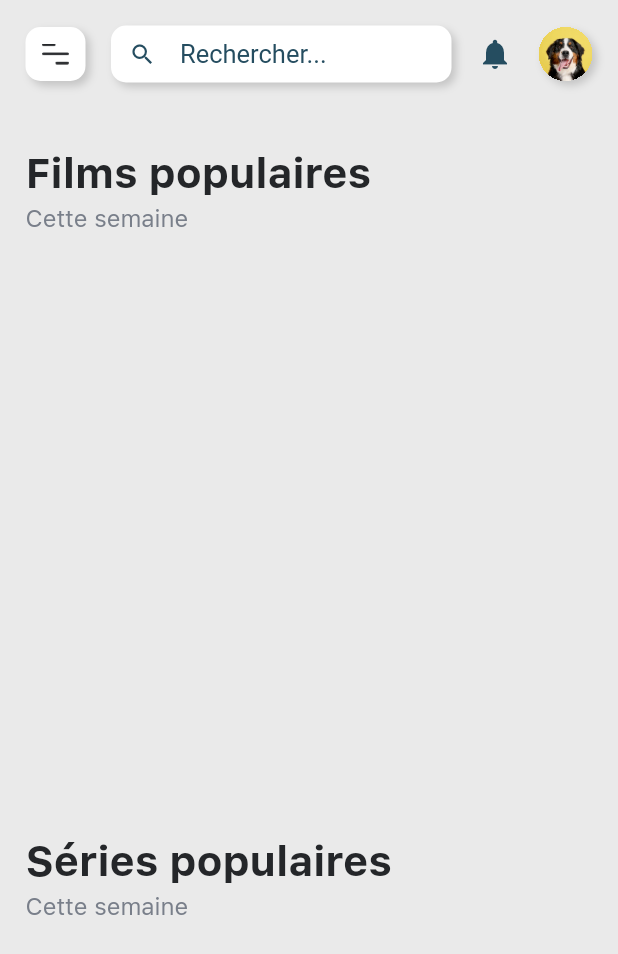
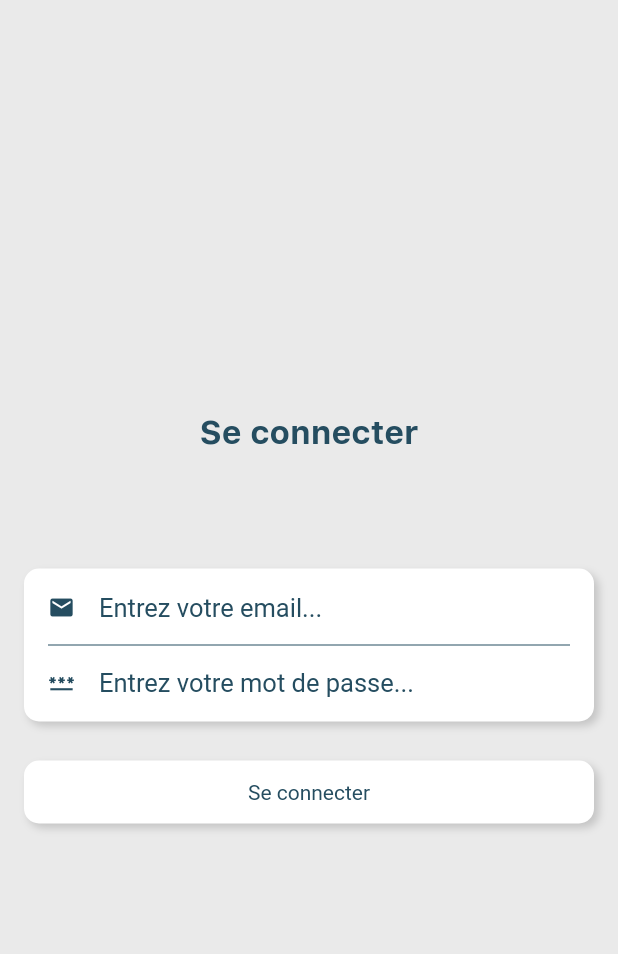
Before and after one commit to trans-dam/hepl_dam_movies, a Flutter app: the screen it shows after launch, on a phone screen of 412 x 824 dp. Shown: the top 954 px of the screen. Run offline on Flutter 3.47's test engine with Material 2 defaults, Android fonts, the phone set to English and light mode, and no system bars; our stand-ins replace firebase_auth, firebase_core, percent_indicator; accounts and stored records are empty.

Commit message:
:tada: Login Screen

```diff
--- a/lib/cards/media_card.dart
+++ b/lib/cards/media_card.dart
@@ -1,9 +1,9 @@
+import 'package:Movies/cards/media_rate.dart';
+import 'package:Movies/models/media.dart';
+import 'package:Movies/styles/constants.dart';
 import 'package:flutter/material.dart';
 import 'package:intl/date_symbol_data_local.dart';
 import 'package:intl/intl.dart';
-import 'package:movies_2021_2022/cards/media_rate.dart';
-import 'package:movies_2021_2022/models/media.dart';
-import 'package:movies_2021_2022/styles/constants.dart';
 
 import 'media_picture.dart';
 
--- a/lib/cards/media_picture.dart
+++ b/lib/cards/media_picture.dart
@@ -1,6 +1,6 @@
+import 'package:Movies/styles/constants.dart';
 import 'package:flutter/cupertino.dart';
 import 'package:flutter/material.dart';
-import 'package:movies_2021_2022/styles/constants.dart';
 
 class MediaPicture extends StatelessWidget {
   final String _moviePath;
--- a/lib/cards/media_rate.dart
+++ b/lib/cards/media_rate.dart
@@ -1,5 +1,5 @@
+import 'package:Movies/styles/constants.dart';
 import 'package:flutter/material.dart';
-import 'package:movies_2021_2022/styles/constants.dart';
 import 'package:percent_indicator/circular_percent_indicator.dart';
 
 class MediaRate extends StatelessWidget {
--- a/lib/main.dart
+++ b/lib/main.dart
@@ -1,7 +1,8 @@
+import 'package:Movies/screens/login_screen.dart';
+import 'package:Movies/styles/constants.dart';
+import 'package:firebase_core/firebase_core.dart';
 import 'package:flutter/cupertino.dart';
 import 'package:flutter/material.dart';
-import 'package:movies_2021_2022/screens/home_screen.dart';
-import 'package:movies_2021_2022/styles/constants.dart';
 
 void main() {
   runApp(const MyApp());
@@ -13,9 +14,16 @@ class MyApp extends StatelessWidget {
   // This widget is the root of your application.
   @override
   Widget build(BuildContext context) {
+    return FutureBuilder(
+      future: Firebase.initializeApp(),
+      builder: (context, snapshot) {
+        if (snapshot.hasError) {
+          print(snapshot.error);
+        }
+        if (snapshot.connectionState == ConnectionState.done) {
           return MaterialApp(
             debugShowCheckedModeBanner: false,
-      title: 'Flutter Demo',
+            title: 'Movies',
             theme: ThemeData(
               cupertinoOverrideTheme: const CupertinoThemeData(
                 primaryColor: kMainTextColor,
@@ -24,10 +32,20 @@ class MyApp extends StatelessWidget {
                   const TextSelectionThemeData(cursorColor: kMainTextColor),
               primaryColor: kMainTextColor,
             ),
-      home: const Scaffold(
+            home: Scaffold(
               backgroundColor: kMainBackgroundColor,
-        body: HomeScreen(),
+              body: LoginScreen(),
+            ),
+          );
+        } else {
+          return MaterialApp(
+            debugShowCheckedModeBanner: false,
+            home: Scaffold(
+              body: Container(),
             ),
           );
         }
+      },
+    );
   }
+}
--- a/lib/models/data_item.dart
+++ b/lib/models/data_item.dart
@@ -1,5 +1,5 @@
+import 'package:Movies/styles/constants.dart';
 import 'package:flutter/material.dart';
-import 'package:movies_2021_2022/styles/constants.dart';
 
 class MenuItemData {
   final String _name;
--- a/lib/partials/avatar.dart
+++ b/lib/partials/avatar.dart
@@ -1,5 +1,5 @@
+import 'package:Movies/styles/constants.dart';
 import 'package:flutter/material.dart';
-import 'package:movies_2021_2022/styles/constants.dart';
 
 class Avatar extends StatelessWidget {
   const Avatar({Key? key}) : super(key: key);
@@ -12,7 +12,7 @@ class Avatar extends StatelessWidget {
         borderRadius: BorderRadius.all(Radius.circular(24)),
         boxShadow: kBoxShadowItem,
       ),
-      child: Image(
+      child: const Image(
         image: AssetImage('assets/img/profile.jpg'),
         width: kDefaultWidth,
         height: kDefaultWidth,
--- a/lib/partials/navbar/burger_menu.dart
+++ b/lib/partials/navbar/burger_menu.dart
@@ -1,5 +1,5 @@
+import 'package:Movies/styles/constants.dart';
 import 'package:flutter/material.dart';
-import 'package:movies_2021_2022/styles/constants.dart';
 
 class BurgerMenu extends StatefulWidget {
   const BurgerMenu({Key? key}) : super(key: key);
@@ -11,20 +11,25 @@ class BurgerMenu extends StatefulWidget {
 class _BurgerMenuState extends State<BurgerMenu> {
   @override
   Widget build(BuildContext context) {
-    return Container(
+    return GestureDetector(
+      onTap: () {
+        print("Bonjour");
+      },
+      child: Container(
         decoration: BoxDecoration(
           color: Colors.white,
           borderRadius: kBorderRadiusItem,
           boxShadow: kBoxShadowItem,
         ),
-      child: Padding(
-        padding: const EdgeInsets.symmetric(horizontal: 5, vertical: 11),
+        child: const Padding(
+          padding: EdgeInsets.symmetric(horizontal: 5, vertical: 11),
           child: Image(
             width: 30,
             height: 14,
             image: AssetImage('assets/icons/icon-sidebar.png'),
           ),
         ),
+      ),
     );
   }
 }
--- a/lib/partials/navbar/nav_bar.dart
+++ b/lib/partials/navbar/nav_bar.dart
@@ -1,6 +1,6 @@
+import 'package:Movies/partials/navbar/search_field.dart';
+import 'package:Movies/styles/constants.dart';
 import 'package:flutter/material.dart';
-import 'package:movies_2021_2022/partials/navbar/search_field.dart';
-import 'package:movies_2021_2022/styles/constants.dart';
 
 import '../avatar.dart';
 import 'burger_menu.dart';
@@ -18,7 +18,7 @@ class _NavBarState extends State<NavBar> {
     return Padding(
       padding: const EdgeInsets.all(kDefaultSpacer),
       child: Row(
-        children: [
+        children: const [
           BurgerMenu(),
           SizedBox(
             width: kDefaultSpacer,
--- a/lib/partials/navbar/search_field.dart
+++ b/lib/partials/navbar/search_field.dart
@@ -1,5 +1,5 @@
+import 'package:Movies/styles/constants.dart';
 import 'package:flutter/material.dart';
-import 'package:movies_2021_2022/styles/constants.dart';
 
 class SearchField extends StatefulWidget {
   const SearchField({Key? key}) : super(key: key);
@@ -23,7 +23,7 @@ class _SearchFieldState extends State<SearchField> {
           onChanged: (text) {
             print(text);
           },
-          decoration: InputDecoration(
+          decoration: const InputDecoration(
             contentPadding: EdgeInsets.all(0),
             isDense: true,
             border: InputBorder.none,
--- a/lib/partials/sidebar/menu_item.dart
+++ b/lib/partials/sidebar/menu_item.dart
@@ -1,6 +1,6 @@
+import 'package:Movies/models/data_item.dart';
+import 'package:Movies/styles/constants.dart';
 import 'package:flutter/material.dart';
-import 'package:movies_2021_2022/models/data_item.dart';
-import 'package:movies_2021_2022/styles/constants.dart';
 
 class MenuItem extends StatelessWidget {
   final MenuItemData _menuItemData;
--- a/lib/partials/sliders/media_slider.dart
+++ b/lib/partials/sliders/media_slider.dart
@@ -1,9 +1,9 @@
 import 'dart:convert';
 
+import 'package:Movies/models/media.dart';
+import 'package:Movies/styles/constants.dart';
 import 'package:flutter/material.dart';
 import 'package:http/http.dart' as http;
-import 'package:movies_2021_2022/models/media.dart';
-import 'package:movies_2021_2022/styles/constants.dart';
 
 import '../../cards/media_card.dart';
 
--- a/lib/screens/home_screen.dart
+++ b/lib/screens/home_screen.dart
@@ -1,7 +1,7 @@
+import 'package:Movies/partials/navbar/nav_bar.dart';
+import 'package:Movies/partials/sliders/media_slider.dart';
+import 'package:Movies/styles/constants.dart';
 import 'package:flutter/material.dart';
-import 'package:movies_2021_2022/partials/navbar/nav_bar.dart';
-import 'package:movies_2021_2022/partials/sliders/media_slider.dart';
-import 'package:movies_2021_2022/styles/constants.dart';
 
 class HomeScreen extends StatefulWidget {
   const HomeScreen({Key? key}) : super(key: key);
@@ -27,7 +27,8 @@ class _HomePageState extends State<HomeScreen> {
 
   @override
   Widget build(BuildContext context) {
-    return SafeArea(
+    return Scaffold(
+      body: SafeArea(
         bottom: false,
         child: SingleChildScrollView(
           child: Column(
@@ -42,6 +43,7 @@ class _HomePageState extends State<HomeScreen> {
             ],
           ),
         ),
+      ),
     );
   }
 }
--- /dev/null
+++ b/lib/screens/login_screen.dart
@@ -0,0 +1,132 @@
+import 'package:Movies/styles/constants.dart';
+import 'package:firebase_auth/firebase_auth.dart';
+import 'package:flutter/cupertino.dart';
+import 'package:flutter/material.dart';
+
+class LoginScreen extends StatefulWidget {
+  const LoginScreen({Key? key}) : super(key: key);
+
+  @override
+  _LoginScreenState createState() => _LoginScreenState();
+}
+
+class _LoginScreenState extends State<LoginScreen> {
+  late String _email;
+  late String _password;
+
+  final _auth = FirebaseAuth.instance;
+
+  @override
+  void initState() {
+    // TODO: implement initState
+    super.initState();
+  }
+
+  @override
+  Widget build(BuildContext context) {
+    return Column(
+      mainAxisAlignment: MainAxisAlignment.center,
+      crossAxisAlignment: CrossAxisAlignment.center,
+      children: [
+        Text(
+          "Se connecter",
+          style: kTitle1Style,
+        ),
+        SizedBox(
+          height: kVerticalSpacer * 3,
+        ),
+        Container(
+          margin: const EdgeInsets.only(
+              left: kHorizontalSpace,
+              right: kHorizontalSpace,
+              bottom: kVerticalSpacer),
+          padding: const EdgeInsets.symmetric(
+              horizontal: kHorizontalSpace, vertical: kHorizontalSpace),
+          decoration: BoxDecoration(
+            color: Colors.white,
+            borderRadius: kBorderRadiusItem,
+            boxShadow: kBoxShadowItem,
+          ),
+          child: Column(
+            children: [
+              TextField(
+                onChanged: (text) {
+                  _email = text;
+                },
+                decoration: InputDecoration(
+                  contentPadding: EdgeInsets.all(0),
+                  isDense: true,
+                  border: InputBorder.none,
+                  icon: Icon(
+                    Icons.email,
+                    color: kMainTextColor,
+                  ),
+                  hintText: 'Entrez votre email...',
+                  hintStyle: TextStyle(
+                    fontSize: 17,
+                    color: kMainTextColor,
+                  ),
+                ),
+              ),
+              Divider(
+                color: kMainTextColor,
+                height: 30,
+              ),
+              TextField(
+                onChanged: (text) {
+                  _password = text;
+                },
+                obscureText: true,
+                decoration: InputDecoration(
+                  contentPadding: EdgeInsets.all(0),
+                  isDense: true,
+                  border: InputBorder.none,
+                  icon: Icon(
+                    Icons.password,
+                    color: kMainTextColor,
+                  ),
+                  hintText: 'Entrez votre mot de passe...',
+                  hintStyle: TextStyle(
+                    fontSize: 17,
+                    color: kMainTextColor,
+                  ),
+                ),
+              )
+            ],
+          ),
+        ),
+        Container(
+          margin: const EdgeInsets.symmetric(horizontal: kHorizontalSpace),
+          padding: const EdgeInsets.symmetric(
+              horizontal: kHorizontalSpace, vertical: kVerticalSpacer / 2),
+          decoration: BoxDecoration(
+            color: Colors.white,
+            borderRadius: kBorderRadiusItem,
+            boxShadow: kBoxShadowItem,
+          ),
+          child: Row(
+            mainAxisAlignment: MainAxisAlignment.center,
+            children: [
+              GestureDetector(
+                onTapDown: (tapdetails) {
+                  try {
+                    _auth.signInWithEmailAndPassword(
+                        email: _email, password: _password);
+                    // Navigator.push(context,
+                    //     MaterialPageRoute(builder: (context) => HomeScreen()));
+                  } catch (err) {
+                    print(err);
+                  }
+                },
+                child: const Text(
+                  "Se connecter",
+                  style: TextStyle(color: kMainTextColor),
+                ),
+              ),
+            ],
+          ),
+        )
+      ],
+    );
+  }
+}
--- a/lib/screens/sidebar.dart
+++ b/lib/screens/sidebar.dart
@@ -1,8 +1,8 @@
+import 'package:Movies/models/data_item.dart';
+import 'package:Movies/partials/avatar.dart';
+import 'package:Movies/partials/sidebar/menu_item.dart';
 import 'package:flutter/material.dart';
 import 'package:flutter/widgets.dart';
-import 'package:movies_2021_2022/models/data_item.dart';
-import 'package:movies_2021_2022/partials/avatar.dart';
-import 'package:movies_2021_2022/partials/sidebar/menu_item.dart';
 
 import '../styles/constants.dart';
 
--- a/lib/styles/constants.dart
+++ b/lib/styles/constants.dart
@@ -3,7 +3,7 @@ import 'package:flutter/material.dart';
 const kMainBackgroundColor = const Color(0xFFeaeaea);
 const kMainTextColor = const Color(0xFF254D60);
 const kSecondColor = Color(0xFF3F8EFC);
-const kPrimaryLabelColor = Color(0xFF242629);
+const kPrimaryLabelColor = kMainTextColor;
 const kSecondaryLabelColor = Color(0xFF797F8A);
 const kThirdColor = Color(0xFFFF6978);
 const double kHorizontalSpace = 16;
```
Also changed, not shown: pubspec.yaml (+6 -2 lines), pubspec.lock, 7 other files. Lines whose indentation alone changed are shown as unchanged.
